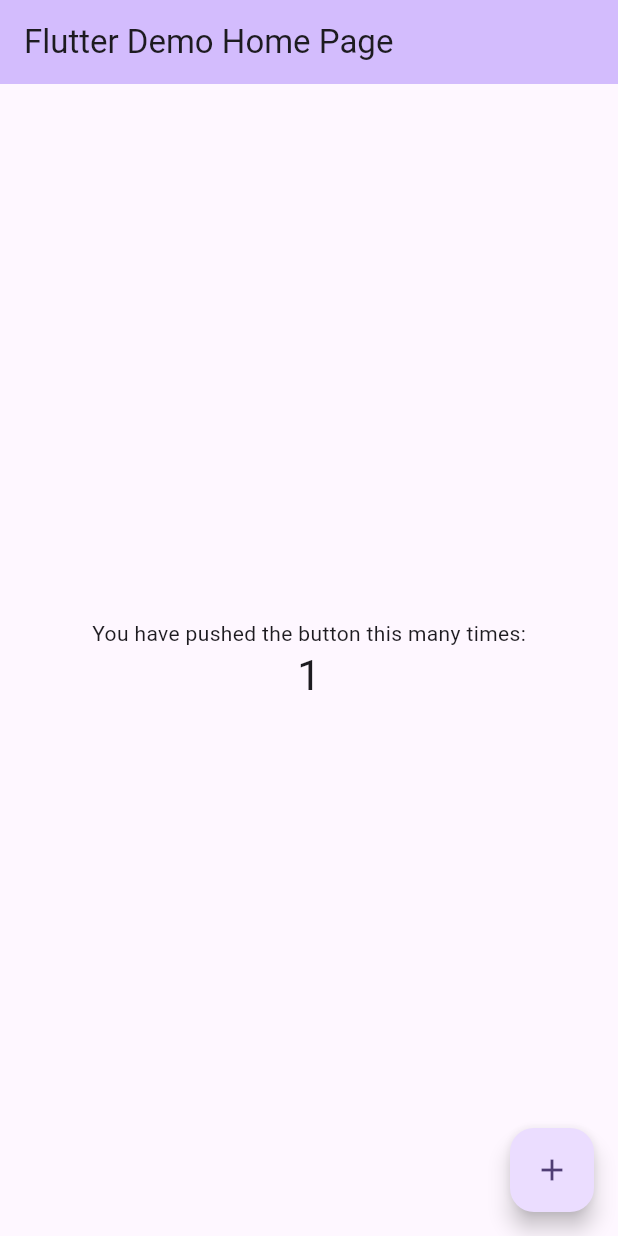
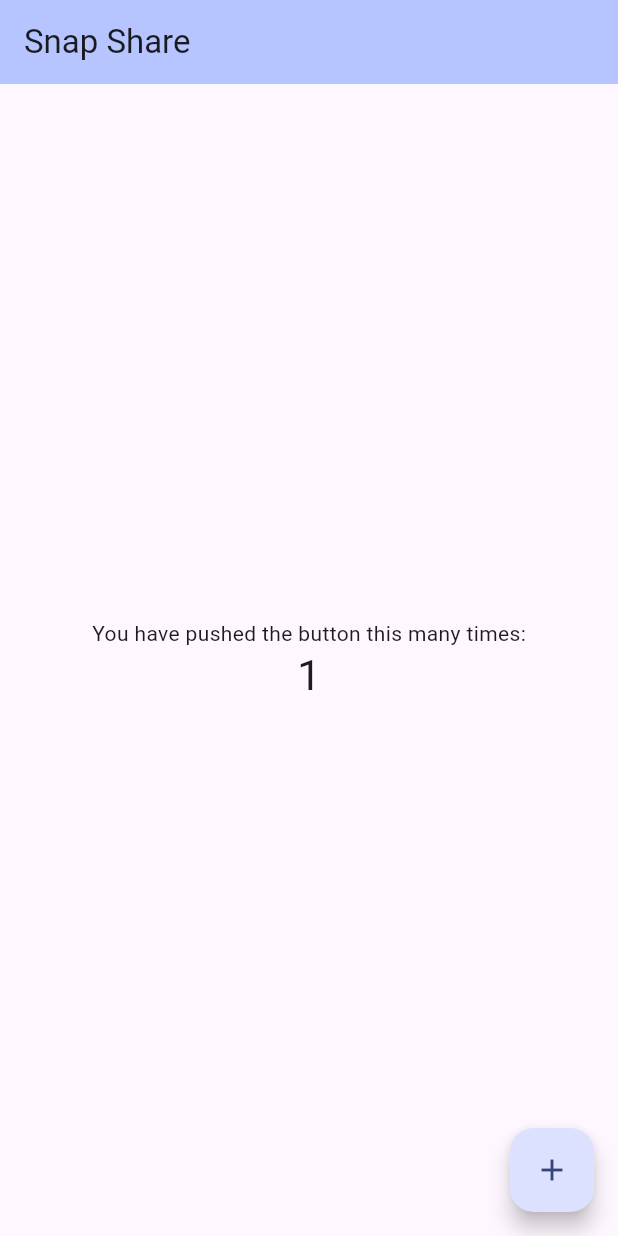
Before and after one commit to nsaqib1/snap-share-app, a Flutter app: the screen it shows after launch, after a tap on the "add" icon, on a phone screen of 412 x 824 dp. Run offline on Flutter 3.47's test engine with Material 3 defaults, Android fonts, the phone set to English and light mode, and no system bars.

Commit message:
theme config

```diff
--- /dev/null
+++ b/lib/app.dart
@@ -0,0 +1,66 @@
+import 'package:flutter/material.dart';
+import 'package:snap_share_app/configs/app_theme.dart';
+
+class SnapShareApp extends StatelessWidget {
+  const SnapShareApp({super.key});
+
+  @override
+  Widget build(BuildContext context) {
+    return MaterialApp(
+      debugShowCheckedModeBanner: false,
+      theme: AppTheme.lightTheme,
+      darkTheme: AppTheme.darkTheme,
+      themeMode: ThemeMode.light,
+      title: "Snap Share",
+      home: const MyHomePage(title: "Snap Share"),
+    );
+  }
+}
+
+class MyHomePage extends StatefulWidget {
+  const MyHomePage({super.key, required this.title});
+
+  final String title;
+
+  @override
+  State<MyHomePage> createState() => _MyHomePageState();
+}
+
+class _MyHomePageState extends State<MyHomePage> {
+  int _counter = 0;
+
+  void _incrementCounter() {
+    setState(() {
+      _counter++;
+    });
+  }
+
+  @override
+  Widget build(BuildContext context) {
+    return Scaffold(
+      appBar: AppBar(
+        backgroundColor: Theme.of(context).colorScheme.inversePrimary,
+        title: Text(widget.title),
+      ),
+      body: Center(
+        child: Column(
+          mainAxisAlignment: MainAxisAlignment.center,
+          children: <Widget>[
+            const Text(
+              'You have pushed the button this many times:',
+            ),
+            Text(
+              '$_counter',
+              style: Theme.of(context).textTheme.headlineMedium,
+            ),
+          ],
+        ),
+      ),
+      floatingActionButton: FloatingActionButton(
+        onPressed: _incrementCounter,
+        tooltip: 'Increment',
+        child: const Icon(Icons.add),
+      ),
+    );
+  }
+}
--- /dev/null
+++ b/lib/configs/app_colors.dart
@@ -0,0 +1,5 @@
+import 'package:flutter/material.dart';
+
+abstract class AppColors {
+  static const Color primary = Color(0XFF2260FF);
+}
--- /dev/null
+++ b/lib/configs/app_theme.dart
@@ -0,0 +1,12 @@
+import 'package:flutter/material.dart';
+import 'package:snap_share_app/configs/app_colors.dart';
+
+abstract class AppTheme {
+  static ThemeData lightTheme = ThemeData.light().copyWith(
+    colorScheme: ColorScheme.fromSeed(seedColor: AppColors.primary),
+  );
+
+  static ThemeData darkTheme = ThemeData.dark().copyWith(
+    colorScheme: ColorScheme.fromSeed(seedColor: AppColors.primary),
+  );
+}
--- a/lib/main.dart
+++ b/lib/main.dart
@@ -1,125 +1,6 @@
 import 'package:flutter/material.dart';
+import 'package:snap_share_app/app.dart';
 
 void main() {
-  runApp(const MyApp());
+  runApp(const SnapShareApp());
 }
-
-class MyApp extends StatelessWidget {
-  const MyApp({super.key});
-
-  // This widget is the root of your application.
-  @override
-  Widget build(BuildContext context) {
-    return MaterialApp(
-      title: 'Flutter Demo',
-      theme: ThemeData(
-        // This is the theme of your application.
-        //
-        // TRY THIS: Try running your application with "flutter run". You'll see
-        // the application has a purple toolbar. Then, without quitting the app,
-        // try changing the seedColor in the colorScheme below to Colors.green
-        // and then invoke "hot reload" (save your changes or press the "hot
-        // reload" button in a Flutter-supported IDE, or press "r" if you used
-        // the command line to start the app).
-        //
-        // Notice that the counter didn't reset back to zero; the application
-        // state is not lost during the reload. To reset the state, use hot
-        // restart instead.
-        //
-        // This works for code too, not just values: Most code changes can be
-        // tested with just a hot reload.
-        colorScheme: ColorScheme.fromSeed(seedColor: Colors.deepPurple),
-        useMaterial3: true,
-      ),
-      home: const MyHomePage(title: 'Flutter Demo Home Page'),
-    );
-  }
-}
-
-class MyHomePage extends StatefulWidget {
-  const MyHomePage({super.key, required this.title});
-
-  // This widget is the home page of your application. It is stateful, meaning
-  // that it has a State object (defined below) that contains fields that affect
-  // how it looks.
-
-  // This class is the configuration for the state. It holds the values (in this
-  // case the title) provided by the parent (in this case the App widget) and
-  // used by the build method of the State. Fields in a Widget subclass are
-  // always marked "final".
-
-  final String title;
-
-  @override
-  State<MyHomePage> createState() => _MyHomePageState();
-}
-
-class _MyHomePageState extends State<MyHomePage> {
-  int _counter = 0;
-
-  void _incrementCounter() {
-    setState(() {
-      // This call to setState tells the Flutter framework that something has
-      // changed in this State, which causes it to rerun the build method below
-      // so that the display can reflect the updated values. If we changed
-      // _counter without calling setState(), then the build method would not be
-      // called again, and so nothing would appear to happen.
-      _counter++;
-    });
-  }
-
-  @override
-  Widget build(BuildContext context) {
-    // This method is rerun every time setState is called, for instance as done
-    // by the _incrementCounter method above.
-    //
-    // The Flutter framework has been optimized to make rerunning build methods
-    // fast, so that you can just rebuild anything that needs updating rather
-    // than having to individually change instances of widgets.
-    return Scaffold(
-      appBar: AppBar(
-        // TRY THIS: Try changing the color here to a specific color (to
-        // Colors.amber, perhaps?) and trigger a hot reload to see the AppBar
-        // change color while the other colors stay the same.
-        backgroundColor: Theme.of(context).colorScheme.inversePrimary,
-        // Here we take the value from the MyHomePage object that was created by
-        // the App.build method, and use it to set our appbar title.
-        title: Text(widget.title),
-      ),
-      body: Center(
-        // Center is a layout widget. It takes a single child and positions it
-        // in the middle of the parent.
-        child: Column(
-          // Column is also a layout widget. It takes a list of children and
-          // arranges them vertically. By default, it sizes itself to fit its
-          // children horizontally, and tries to be as tall as its parent.
-          //
-          // Column has various properties to control how it sizes itself and
-          // how it positions its children. Here we use mainAxisAlignment to
-          // center the children vertically; the main axis here is the vertical
-          // axis because Columns are vertical (the cross axis would be
-          // horizontal).
-          //
-          // TRY THIS: Invoke "debug painting" (choose the "Toggle Debug Paint"
-          // action in the IDE, or press "p" in the console), to see the
-          // wireframe for each widget.
-          mainAxisAlignment: MainAxisAlignment.center,
-          children: <Widget>[
-            const Text(
-              'You have pushed the button this many times:',
-            ),
-            Text(
-              '$_counter',
-              style: Theme.of(context).textTheme.headlineMedium,
-            ),
-          ],
-        ),
-      ),
-      floatingActionButton: FloatingActionButton(
-        onPressed: _incrementCounter,
-        tooltip: 'Increment',
-        child: const Icon(Icons.add),
-      ), // This trailing comma makes auto-formatting nicer for build methods.
-    );
-  }
-}
--- a/pubspec.yaml
+++ b/pubspec.yaml
@@ -35,6 +35,10 @@ dependencies:
   # The following adds the Cupertino Icons font to your application.
   # Use with the CupertinoIcons class for iOS style icons.
   cupertino_icons: ^1.0.6
+  firebase_core: ^2.30.0
+  firebase_auth: ^4.19.2
+  cloud_firestore: ^4.17.0
+  firebase_storage: ^11.7.2
 
 dev_dependencies:
   flutter_test:
```
Also changed, not shown: pubspec.lock, 3 other files.
